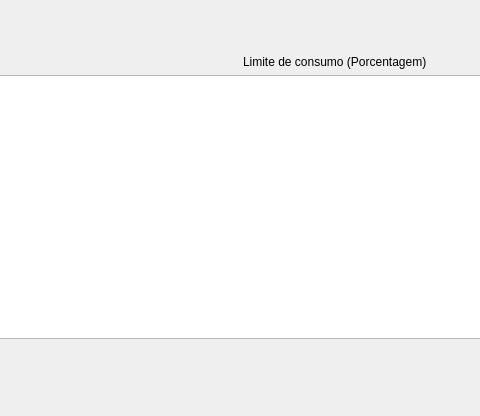
Qt form forms/userwindow.ui (gspd-unesp/ispd-exa-gui) before a commit; both pictures show x 187 to 667 and y 0 to 416 of the 853 by 416 pixel window.
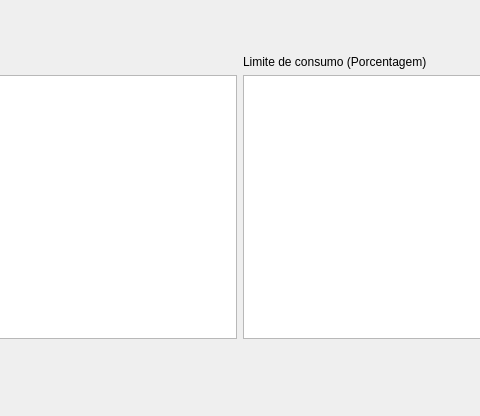
The same form after that commit.

```diff
--- a/forms/userwindow.ui
+++ b/forms/userwindow.ui
@@ -30,7 +30,7 @@
     </sizepolicy>
    </property>
    <layout class="QGridLayout" name="gridLayout">
-    <item row="1" column="1">
+    <item row="0" column="0">
      <widget class="QFrame" name="frame">
       <layout class="QVBoxLayout" name="verticalLayout_3">
        <item>
@@ -103,6 +103,12 @@
           <enum>Qt::LeftToRight</enum>
          </property>
          <layout class="QGridLayout" name="gridLayout_2">
+          <item row="1" column="0">
+           <widget class="QListWidget" name="listWidget"/>
+          </item>
+          <item row="1" column="1">
+           <widget class="QListWidget" name="listWidget_2"/>
+          </item>
           <item row="0" column="0">
            <widget class="QLabel" name="label">
             <property name="text">
@@ -110,9 +116,6 @@
             </property>
            </widget>
           </item>
-          <item row="1" column="0" colspan="2">
-           <widget class="QListView" name="listView"/>
-          </item>
           <item row="0" column="1">
            <widget class="QLabel" name="label_2">
             <property name="palette">
@@ -256,19 +259,6 @@
       </layout>
      </widget>
     </item>
-    <item row="0" column="0" rowspan="2" colspan="2">
-     <spacer name="horizontalSpacer_2">
-      <property name="orientation">
-       <enum>Qt::Horizontal</enum>
-      </property>
-      <property name="sizeHint" stdset="0">
-       <size>
-        <width>836</width>
-        <height>20</height>
-       </size>
-      </property>
-     </spacer>
-    </item>
    </layout>
   </widget>
   <widget class="QStatusBar" name="statusbar"/>
```
